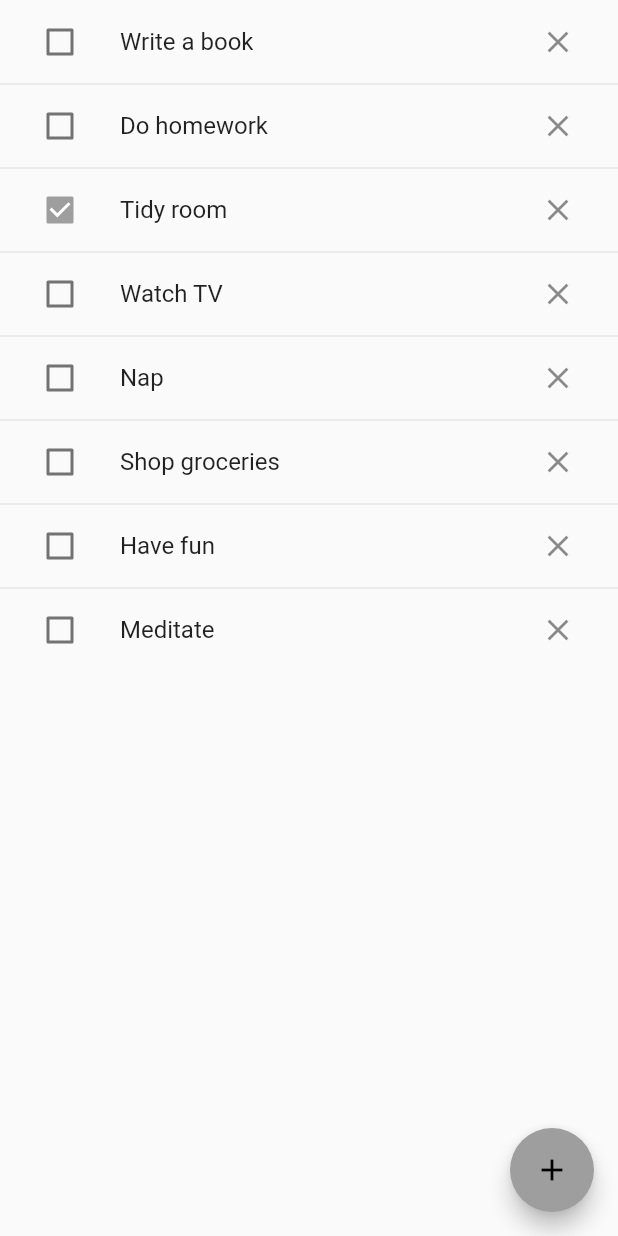
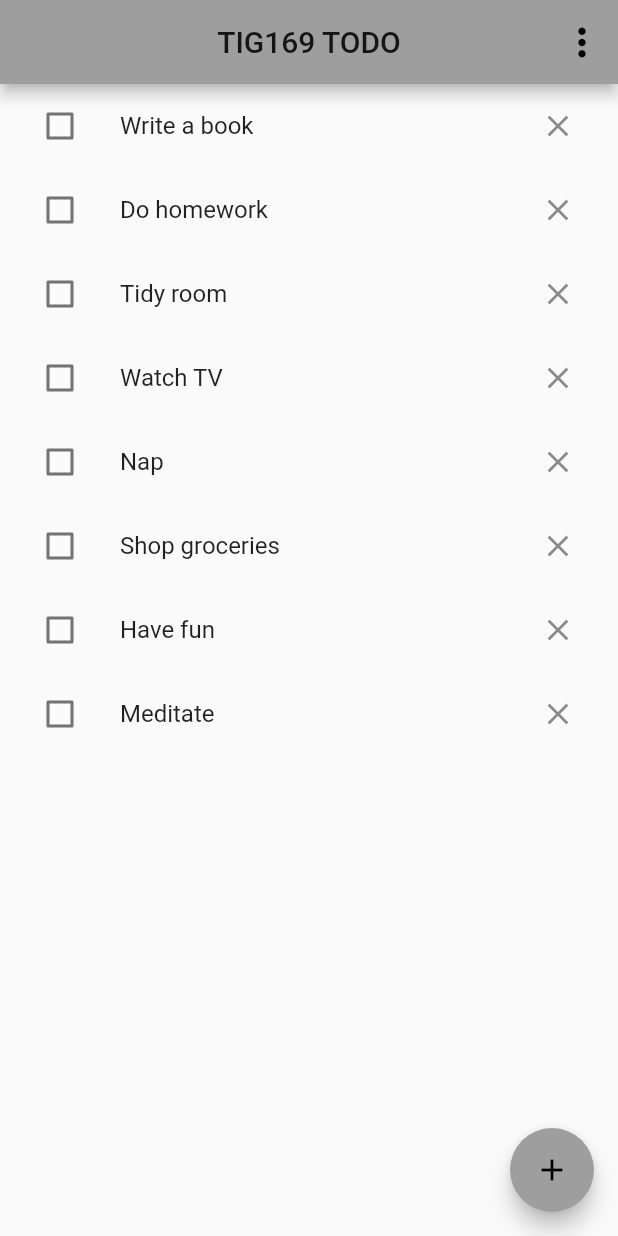
Before and after one commit to gu-tig169/guslarjoes, a Flutter app: the MainView screen opened directly, on a phone screen of 412 x 824 dp. Run offline on Flutter 3.47's test engine with Material 2 defaults, Android fonts, the phone set to English and light mode, and no system bars.

Commit message:
Saknar en hel del, add och delete går iaf.

```diff
--- a/lib/main.dart
+++ b/lib/main.dart
@@ -1,7 +1,18 @@
 import 'package:flutter/material.dart';
+import 'package:provider/provider.dart';
+
+import 'mainView.dart';
+import 'model.dart';
 
 void main() {
-  runApp(MyApp());
+  var state = MyState();
+
+  runApp(
+    ChangeNotifierProvider(
+      create: (context) => state,
+      child: MyApp(),
+    ),
+  );
 }
 
 class MyApp extends StatelessWidget {
@@ -12,151 +23,7 @@ class MyApp extends StatelessWidget {
       theme: ThemeData(
         primarySwatch: Colors.grey,
       ),
-      home: Scaffold(
-        appBar: AppBar(
-          title: Text("TIG169 TODO"),
-          centerTitle: true,
-          actions: [
-            _popupWindow(),
-          ],
-        ),
-        body: MainView(),
-      ),
+      home: MainView(),
     );
   }
 }
-
-class MainView extends StatelessWidget {
-  Widget build(BuildContext context) {
-    return Scaffold(
-      body: _myListView(context),
-      floatingActionButton: FloatingActionButton(
-        child: Icon(Icons.add),
-        onPressed: () {
-          Navigator.push(
-              context, MaterialPageRoute(builder: (context) => SecondView()));
-        },
-      ),
-    );
-  }
-}
-
-Widget _popupWindow() {
-  return PopupMenuButton<String>(
-    itemBuilder: (context) => [
-      PopupMenuItem(
-        child: Text('All'),
-      ),
-      PopupMenuItem(
-        child: Text('Done'),
-      ),
-      PopupMenuItem(
-        child: Text('Undone'),
-      ),
-    ],
-    icon: Icon(
-      Icons.more_vert,
-      size: 30,
-      color: Colors.black,
-    ),
-  );
-}
-
-Widget _myListView(BuildContext context) {
-  return ListView(
-    children: ListTile.divideTiles(
-      context: context,
-      tiles: [
-        ListTile(
-          leading: Checkbox(value: false, onChanged: _onChanged),
-          title: Text('Write a book'),
-          trailing: IconButton(icon: Icon(Icons.clear), onPressed: () {}),
-        ),
-        ListTile(
-          leading: Checkbox(value: false, onChanged: _onChanged),
-          title: Text('Do homework'),
-          trailing: IconButton(icon: Icon(Icons.clear), onPressed: () {}),
-        ),
-        ListTile(
-          leading: Checkbox(value: true, onChanged: _onChanged),
-          title: Text('Tidy room'),
-          trailing: IconButton(icon: Icon(Icons.clear), onPressed: () {}),
-        ),
-        ListTile(
-          leading: Checkbox(value: false, onChanged: _onChanged),
-          title: Text('Watch TV'),
-          trailing: IconButton(icon: Icon(Icons.clear), onPressed: () {}),
-        ),
-        ListTile(
-          leading: Checkbox(value: false, onChanged: _onChanged),
-          title: Text('Nap'),
-          trailing: IconButton(icon: Icon(Icons.clear), onPressed: () {}),
-        ),
-        ListTile(
-          leading: Checkbox(value: false, onChanged: _onChanged),
-          title: Text('Shop groceries'),
-          trailing: IconButton(icon: Icon(Icons.clear), onPressed: () {}),
-        ),
-        ListTile(
-          leading: Checkbox(value: false, onChanged: _onChanged),
-          title: Text('Have fun'),
-          trailing: IconButton(icon: Icon(Icons.clear), onPressed: () {}),
-        ),
-        ListTile(
-          leading: Checkbox(value: false, onChanged: _onChanged),
-          title: Text('Meditate'),
-          trailing: IconButton(icon: Icon(Icons.clear), onPressed: () {}),
-        ),
-      ],
-    ).toList(),
-  );
-}
-
-void _onChanged(bool value) {}
-
-class SecondView extends StatelessWidget {
-  Widget build(BuildContext context) {
-    return Scaffold(
-      appBar: AppBar(
-        title: Text("TIG169 TODO"),
-        centerTitle: true,
-      ),
-      body: Center(
-        child: Container(
-          child: Column(
-            mainAxisAlignment: MainAxisAlignment.start,
-            children: [
-              Container(
-                height: 39,
-              ),
-              Container(
-                  margin: EdgeInsets.only(left: 30, right: 30),
-                  child: TextFormField(
-                    decoration: InputDecoration(
-                        border: OutlineInputBorder(),
-                        hintText: 'What are you going to do?'),
-                  )),
-              Container(
-                height: 47,
-              ),
-              Row(
-                mainAxisAlignment: MainAxisAlignment.center,
-                children: [
-                  IconButton(
-                    icon: Icon(Icons.add),
-                    onPressed: () {},
-                  ),
-                  Container(
-                      child: Text(
-                    'Add',
-                    style: TextStyle(fontSize: 16),
-                  ))
-                ],
-              )
-            ],
-          ),
-        ),
-      ),
-    );
-  }
-}
--- /dev/null
+++ b/lib/mainView.dart
@@ -0,0 +1,67 @@
+import 'package:flutter/material.dart';
+import 'package:provider/provider.dart';
+
+import 'model.dart';
+import 'MyList.dart';
+import 'secondView.dart';
+
+class MainView extends StatefulWidget {
+  @override
+  MainViewState createState() => MainViewState();
+}
+
+class MainViewState extends State<MainView> {
+  @override
+  Widget build(BuildContext context) {
+    return Scaffold(
+      appBar: AppBar(
+        title: Text("TIG169 TODO"),
+        centerTitle: true,
+        actions: [
+          _popupWindow(),
+        ],
+      ),
+      body: Consumer<MyState>(
+          builder: (context, state, child) => MyList(state.list)),
+      floatingActionButton: FloatingActionButton(
+        child: Icon(Icons.add),
+        onPressed: () async {
+          var newActivity = await Navigator.push(
+              context,
+              MaterialPageRoute(
+                  builder: (context) => SecondView(TodoList(
+                        activity: '',
+                      ))));
+          if (newActivity != null) {
+            Provider.of<MyState>(context, listen: false).addLines(newActivity);
+          }
+        },
+      ),
+    );
+  }
+}
+
+Widget _popupWindow() {
+  return PopupMenuButton<String>(
+    itemBuilder: (context) => [
+      PopupMenuItem(
+        child: Text('All'),
+      ),
+      PopupMenuItem(
+        child: Text('Done'),
+      ),
+      PopupMenuItem(
+        child: Text('Undone'),
+      ),
+    ],
+    icon: Icon(
+      Icons.more_vert,
+      size: 30,
+      color: Colors.black,
+    ),
+/*      onChanged: (value) {
+        setState(() {
+          value = value;
+        });*/
+  );
+}
--- /dev/null
+++ b/lib/model.dart
@@ -0,0 +1,33 @@
+import 'package:flutter/material.dart';
+
+class TodoList {
+  String activity;
+  bool checkbox;
+
+  TodoList({this.checkbox, this.activity});
+}
+
+class MyState extends ChangeNotifier {
+  List<TodoList> _list = [
+    TodoList(checkbox: false, activity: 'Write a book'),
+    TodoList(checkbox: false, activity: 'Do homework'),
+    TodoList(checkbox: true, activity: 'Tidy room'),
+    TodoList(checkbox: false, activity: 'Watch TV'),
+    TodoList(checkbox: false, activity: 'Nap'),
+    TodoList(checkbox: false, activity: 'Shop groceries'),
+    TodoList(checkbox: false, activity: 'Have fun'),
+    TodoList(checkbox: false, activity: 'Meditate'),
+  ];
+
+  List<TodoList> get list => _list;
+
+  void addLines(TodoList line) {
+    _list.add(line);
+    notifyListeners();
+  }
+
+  void removeLines(TodoList line) {
+    _list.remove(line);
+    notifyListeners();
+  }
+}
--- /dev/null
+++ b/lib/myList.dart
@@ -0,0 +1,28 @@
+import 'package:flutter/material.dart';
+import 'model.dart';
+import 'package:provider/provider.dart';
+
+class MyList extends StatelessWidget {
+  final List<TodoList> list;
+  MyList(this.list);
+
+  Widget build(BuildContext context) {
+    return ListView(
+        children: list.map((line) => _myListitem(context, line)).toList());
+  }
+
+  Widget _myListitem(context, line) {
+    return ListTile(
+      leading: Checkbox(value: false, onChanged: _onChanged),
+      title: Text(line.activity),
+      trailing: IconButton(
+          icon: Icon(Icons.clear),
+          onPressed: () {
+            var state = Provider.of<MyState>(context, listen: false);
+            state.removeLines(line);
+          }),
+    );
+  }
+}
+
+void _onChanged(bool value) {}
--- a/pubspec.yaml
+++ b/pubspec.yaml
@@ -28,6 +28,7 @@ dependencies:
   # The following adds the Cupertino Icons font to your application.
   # Use with the CupertinoIcons class for iOS style icons.
   cupertino_icons: ^1.0.0
+  provider: ^4.3.2+2
 
 dev_dependencies:
   flutter_test:
```
Also changed, not shown: lib/secondView.dart (added, +85 -0 lines), pubspec.lock.
